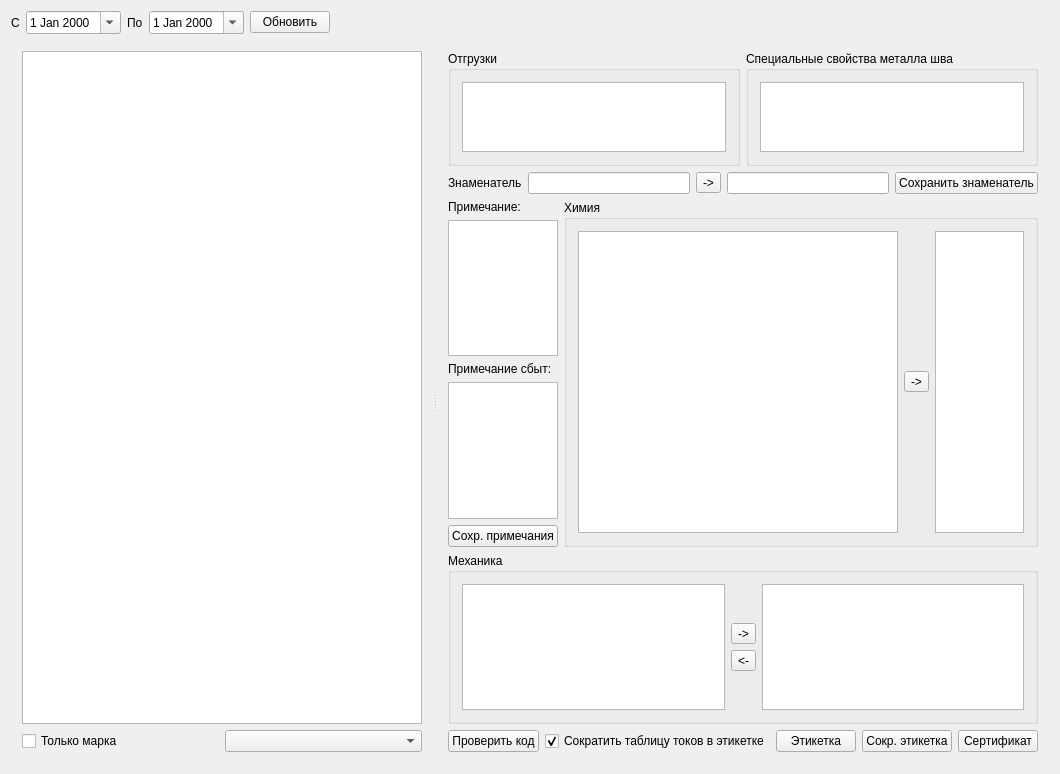
This is formpart.ui in Sergeyego/el_sert as Qt 5 draws it before an edit. The edited form follows.
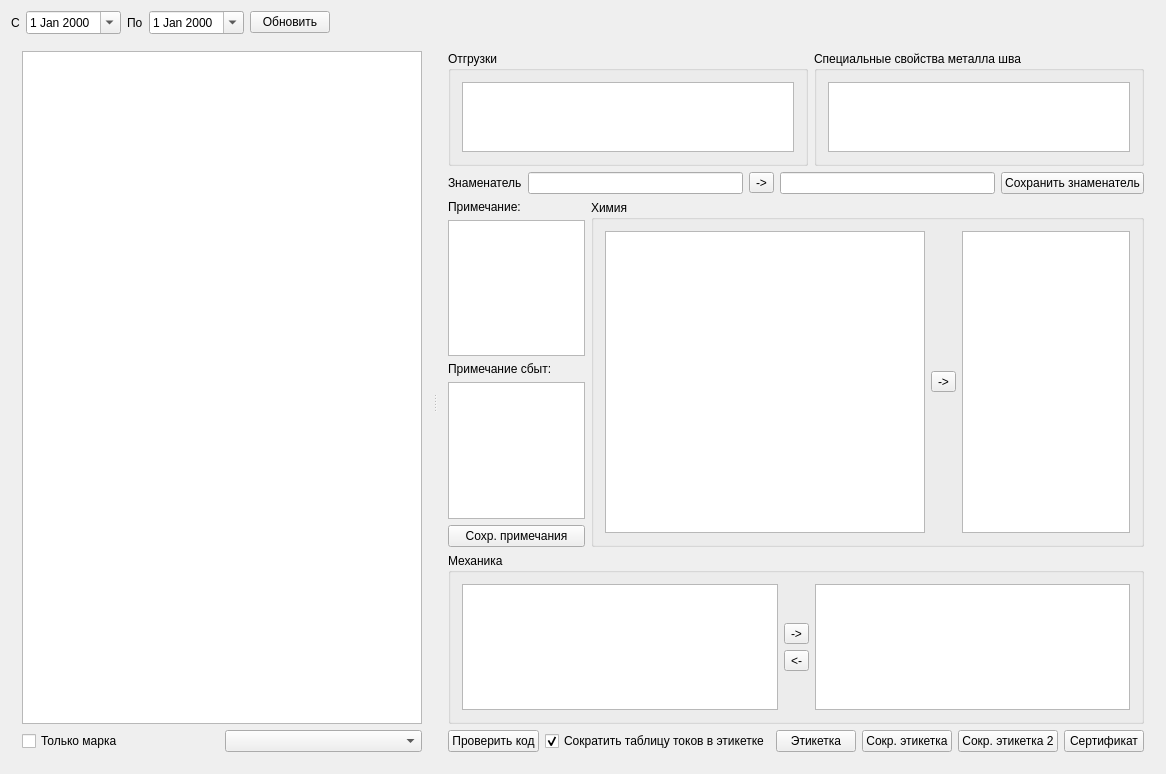
This is the edited form. Custom widgets are drawn as their Qt base class.

The edit to the form file:
```diff
--- a/formpart.ui
+++ b/formpart.ui
@@ -398,6 +398,13 @@
            </property>
           </widget>
          </item>
+         <item>
+          <widget class="QPushButton" name="cmdLblSmall2">
+           <property name="text">
+            <string>Сокр. этикетка 2</string>
+           </property>
+          </widget>
+         </item>
          <item>
           <widget class="QPushButton" name="cmdPartSert">
            <property name="text">
```
